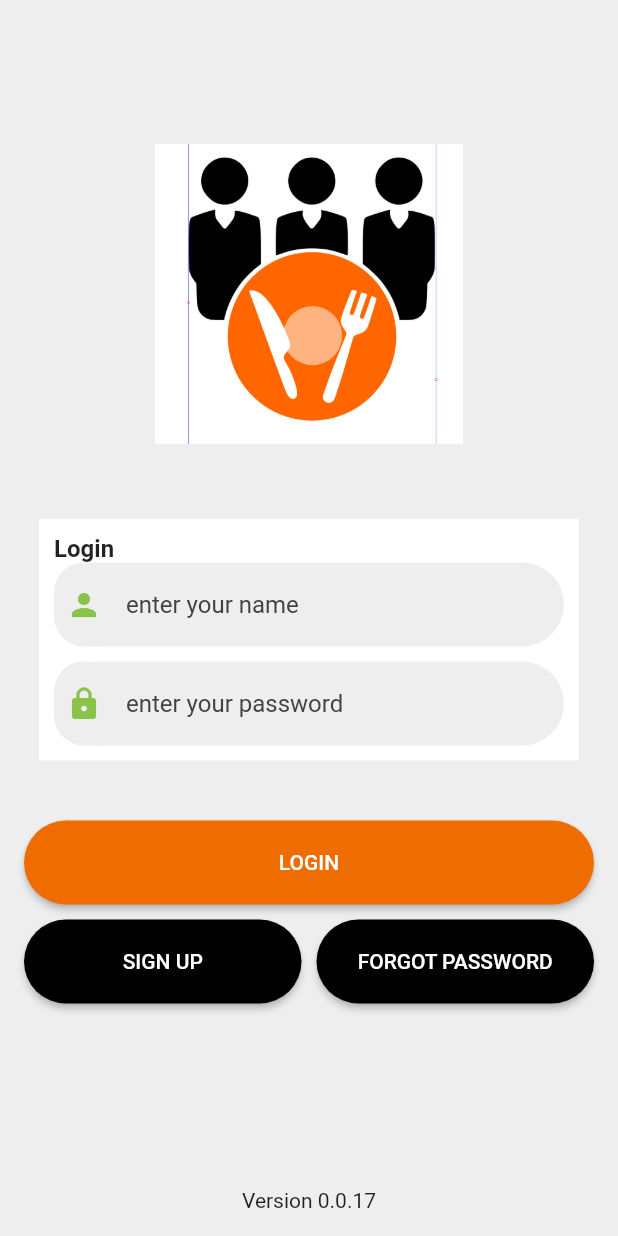
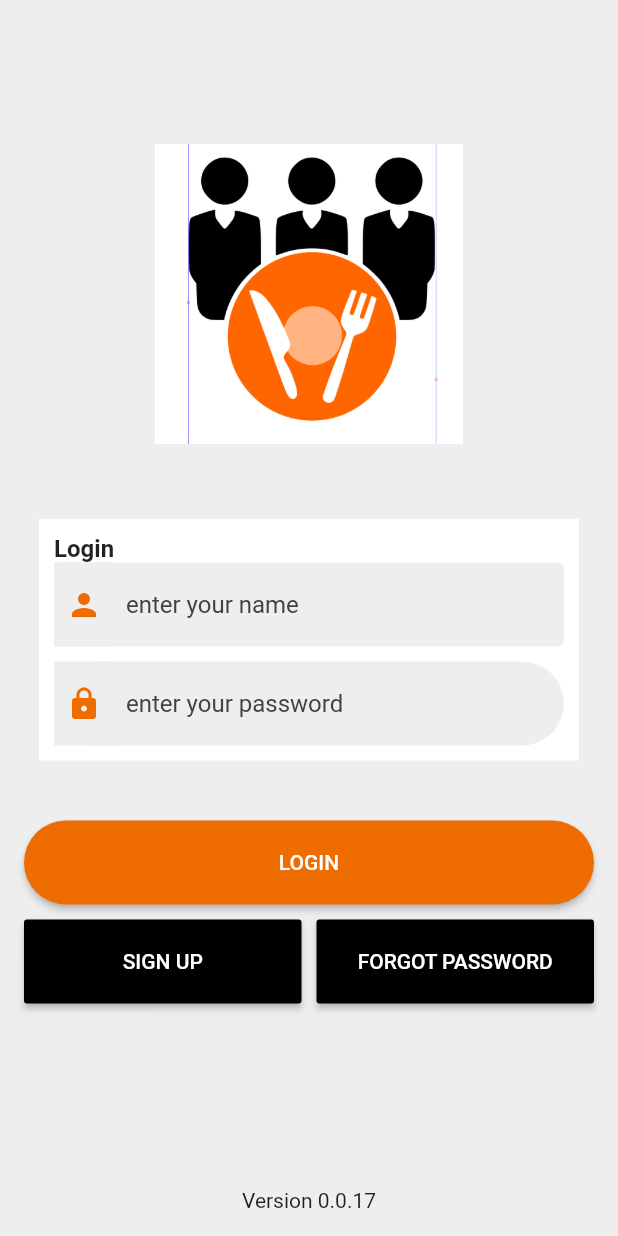
Before and after one commit to kadamowi/lunch_team, a Flutter app: the screen it shows after launch, on a phone screen of 412 x 824 dp. Run offline on Flutter 3.47's test engine with Material 2 defaults, Android fonts, the light colour scheme and no system bars; our stand-ins replace cached_network_image, datetime_picker_formfield, package_info, shared_preferences; accounts and stored records are empty; network calls fail.

Commit message:
Zmiana wyglądu okna logowania

```diff
--- a/lib/screens/LoginScreen.dart
+++ b/lib/screens/LoginScreen.dart
@@ -82,22 +82,14 @@ class _LoginScreenState extends State<LoginScreen> {
                                     padding: const EdgeInsets.only(
                                         top: 16.0, bottom: 16.0),
                                     margin: const EdgeInsets.only(right: 8.0),
-                                    decoration: BoxDecoration(
-                                        color: Colors.grey[200],
-                                        borderRadius: BorderRadius.only(
-                                            topLeft: Radius.circular(30.0),
-                                            bottomLeft: Radius.circular(30.0),
-                                            topRight: Radius.circular(30.0),
-                                            bottomRight: Radius.circular(10.0))),
+                                    decoration: BoxDecoration(color: Colors.grey[200]),
                                     child: Icon(
                                       Icons.person,
-                                      color: Colors.lightGreen,
+                                      color: Colors.orange[800],
                                     )),
                                 hintText: "enter your name",
                                 hintStyle: TextStyle(color: Colors.grey[800]),
-                                border: OutlineInputBorder(
-                                    borderRadius: BorderRadius.circular(30.0),
-                                    borderSide: BorderSide.none),
+                                border: OutlineInputBorder(borderSide: BorderSide.none),
                                 filled: true,
                                 fillColor: Colors.grey[200],
                               ),
@@ -112,16 +104,10 @@ class _LoginScreenState extends State<LoginScreen> {
                                     padding: const EdgeInsets.only(
                                         top: 16.0, bottom: 16.0),
                                     margin: const EdgeInsets.only(right: 8.0),
-                                    decoration: BoxDecoration(
-                                        color: Colors.grey[200],
-                                        borderRadius: BorderRadius.only(
-                                            topLeft: Radius.circular(30.0),
-                                            bottomLeft: Radius.circular(30.0),
-                                            topRight: Radius.circular(30.0),
-                                            bottomRight: Radius.circular(10.0))),
+                                    decoration: BoxDecoration(color: Colors.grey[200]),
                                     child: Icon(
                                       Icons.lock,
-                                      color: Colors.lightGreen,
+                                      color: Colors.orange[800],
                                     )),
                                 hintText: "enter your password",
                                 hintStyle: TextStyle(color: Colors.grey[800]),
@@ -171,8 +157,6 @@ class _LoginScreenState extends State<LoginScreen> {
                                 ),
                               );
                             },
-                            shape: RoundedRectangleBorder(
-                                borderRadius: BorderRadius.circular(30.0)),
                           ),
                         ),
                         SizedBox(width: 10,),
@@ -184,8 +168,6 @@ class _LoginScreenState extends State<LoginScreen> {
                             child: Text("Forgot password".toUpperCase()),
                             onPressed: () {
                             },
-                            shape: RoundedRectangleBorder(
-                                borderRadius: BorderRadius.circular(30.0)),
                           ),
                         ),
                       ],
```
Also changed, not shown: pubspec.lock.
